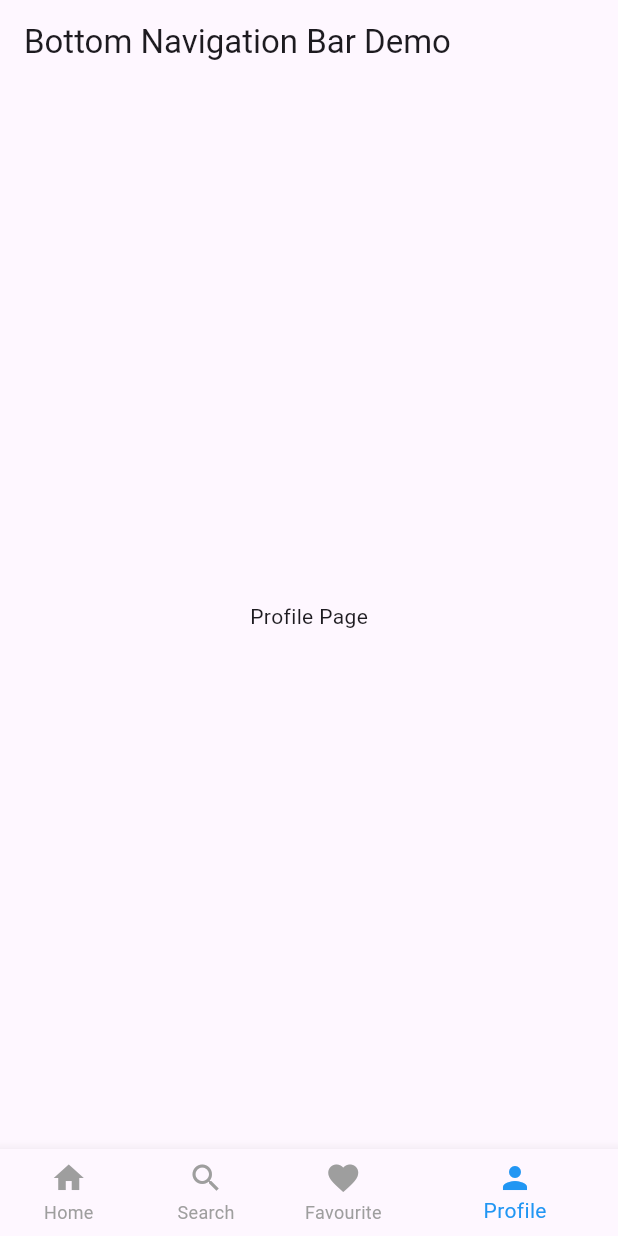
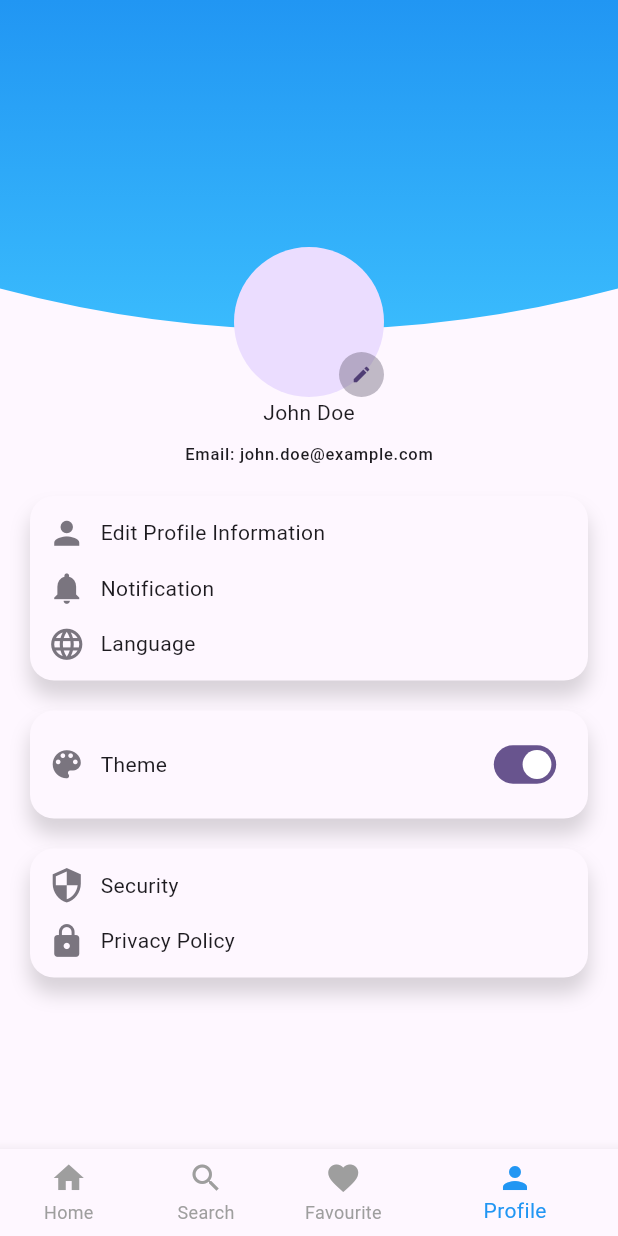
Before and after one commit to abdalazeez1/realState, a Flutter app: the BasePage screen opened by its route, item 4 of the bottom bar chosen, on a phone screen of 412 x 824 dp. Run offline on Flutter 3.47's test engine with Material 2 defaults, Android fonts, the phone set to English and light mode, and no system bars; our stand-ins replace bloc, flutter_svg, go_router, pinput.

Commit message:
finish design profile

```diff
--- a/lib/feature/base/view/base.dart
+++ b/lib/feature/base/view/base.dart
@@ -1,5 +1,6 @@
 import 'package:flutter/material.dart';
 import 'package:go_router/go_router.dart';
+import 'package:realstate/feature/profile/view/profile_screen.dart';
 
 import '../../app.dart';
 
@@ -15,7 +16,7 @@ class BasePage extends StatefulWidget {
       const MyHomePage(),
       const Text('Search Page'),
       const Text('Favourite Page'),
-      const Text('Profile Page'),
+      ProfileScreen(),
     ];
 
   @override
@@ -34,7 +35,7 @@ class _BasePageState extends State<BasePage> {
     @override
     Widget build(BuildContext context) {
       return Scaffold(
-        appBar: AppBar(
+        appBar:_selectedIndex == 3 ? null:  AppBar(
           title: const Text('Bottom Navigation Bar Demo'),
         ),
         body: Center(
--- /dev/null
+++ b/lib/feature/profile/view/profile_screen.dart
@@ -0,0 +1,269 @@
+import 'package:flutter/material.dart';
+
+import '../../../constant.dart';
+
+class ProfileScreen extends StatelessWidget {
+  @override
+  Widget build(BuildContext context) {
+    return Scaffold(
+      body: Column(
+        crossAxisAlignment: CrossAxisAlignment.stretch,
+        children: [
+          // Background with Bezier Curve
+          TopImageProfile(),
+
+          Padding(
+            padding: const EdgeInsets.symmetric(vertical: 20, horizontal: kPage + 8),
+            child: Center(
+              child: Text(
+                'Email: john.doe@example.com',
+                style: Theme.of(context).textTheme.labelSmall,
+              ),
+            ),
+          ),
+          // // Cards Section
+          Padding(
+            padding: const EdgeInsets.symmetric(horizontal: kPage),
+            child: Column(
+              children: [
+                BorderStyleProfile(
+                    child: Column(
+                  mainAxisAlignment: MainAxisAlignment.spaceEvenly,
+                  children: [
+                    ProfileButton(
+                      isTop: true,
+                      icon: Icons.person,
+                      label: 'Edit Profile Information',
+                      onTap: () {
+                        // Add your edit profile information logic here
+                      },
+                    ),
+                    ProfileButton(
+                      icon: Icons.notifications,
+                      label: 'Notification',
+                      onTap: () {
+                        // Add your notification logic here
+                      },
+
+                    ),
+                    ProfileButton(
+                      icon: Icons.language,
+                      label: 'Language',
+                      onTap: () {
+                        // Add your language selection logic here
+                      },
+                    ),
+                  ],
+                )),
+                SizedBox(height: 20),
+                // Theme Section
+                BorderStyleProfile(
+                  child: ProfileButton(
+                    leading: Transform.scale(
+                        scale: 0.8,
+                        child: Switch(
+                          value: true,
+                          onChanged: (v) {},
+                        )),
+                    isTop: true,
+                    icon: Icons.color_lens,
+                    label: 'Theme',
+                    onTap: () {
+                      // Add your edit profile information logic here
+                    },
+                  ),
+                ),
+                SizedBox(height: 20),
+                BorderStyleProfile(
+                  child: Column(
+                    children: [
+                      ProfileButton(
+                        isTop: true,
+                        icon: Icons.security,
+                        label: 'Security',
+                        onTap: () {
+                          // Add your edit profile information logic here
+                        },
+                      ),
+                      ProfileButton(
+                        icon: Icons.lock,
+                        label: 'Privacy Policy',
+                        onTap: () {
+                          // Add your edit profile information logic here
+                        },
+                      ),
+                    ],
+                  ),
+                ),
+              ],
+            ),
+          ),
+        ],
+      ),
+    );
+  }
+}
+
+class BorderStyleProfile extends StatelessWidget {
+  const BorderStyleProfile({
+    super.key,
+    required this.child,
+  });
+
+  final Widget child;
+
+  @override
+  Widget build(BuildContext context) {
+    return Container(
+      decoration: BoxDecoration(
+          // border: Border.all(color: Theme.of(context).colorScheme.outlineVariant),
+          borderRadius: BorderRadius.circular(16),
+          color: Theme.of(context).colorScheme.background,
+          boxShadow: [
+            BoxShadow(
+                color: Theme.of(context).colorScheme.shadow.withOpacity(0.15),
+                spreadRadius: 0.4,
+                offset: Offset(0, 10),
+                blurRadius: 10)
+          ]),
+      padding: const EdgeInsets.all(12),
+      child: child,
+    );
+  }
+}
+
+class TopImageProfile extends StatelessWidget {
+  const TopImageProfile({
+    super.key,
+  });
+
+  @override
+  Widget build(BuildContext context) {
+    return SizedBox(
+      height: MediaQuery.of(context).size.height / 3,
+      child: Stack(
+        clipBehavior: Clip.none,
+        children: [
+          ClipPath(
+            clipper: BackgroundClipper(),
+            child: Container(
+              decoration: const BoxDecoration(
+                gradient: LinearGradient(
+                  colors: [
+                    Colors.blue,
+                    Colors.lightBlueAccent,
+                  ],
+                  begin: Alignment.topCenter,
+                  end: Alignment.bottomCenter,
+                ),
+              ),
+            ),
+          ),
+          Positioned(
+            bottom: -10,
+            left: 0,
+            right: 0,
+            child: Column(
+              children: [
+                Stack(
+                  alignment: Alignment.center,
+                  children: [
+                    CircleAvatar(
+                      radius: 50,
+                      child: Align(
+                        alignment: Alignment.bottomRight,
+                        child: Container(
+                          width: 30,
+                          height: 30,
+                          decoration: BoxDecoration(
+                            color: Theme.of(context).colorScheme.secondary.withOpacity(0.4),
+                            shape: BoxShape.circle,
+                          ),
+                          child: IconButton(
+                            onPressed: () {
+                              // Add your edit profile logic here
+                            },
+                            icon: const FittedBox(child: Icon(Icons.edit)),
+                          ),
+                        ),
+                      ),
+                    ),
+                  ],
+                ),
+                Text(
+                  'John Doe',
+                  style: Theme.of(context).textTheme.bodyMedium,
+                ),
+              ],
+            ),
+          ),
+        ],
+      ),
+    );
+  }
+} // Custom Clipper for the Background with Bezier Curve
+
+class BackgroundClipper extends CustomClipper<Path> {
+  @override
+  Path getClip(Size size) {
+    final path = Path();
+    path.lineTo(0, size.height * 0.7);
+    path.quadraticBezierTo(size.width / 2, size.height * 0.9, size.width, size.height * 0.7);
+    path.lineTo(size.width, 0);
+    return path;
+  }
+
+  @override
+  bool shouldReclip(covariant CustomClipper<Path> oldClipper) => false;
+}
+
+// Custom Button Widget for Profile Screen
+class ProfileButton extends StatelessWidget {
+  final IconData icon;
+  final String label;
+  final Function onTap;
+  final bool isTop;
+  final Widget? leading;
+
+  const ProfileButton({
+    Key? key,
+    required this.icon,
+    required this.label,
+    required this.onTap,
+    this.isTop = false,
+    this.leading,
+  }) : super(key: key);
+
+  @override
+  Widget build(BuildContext context) {
+    return GestureDetector(
+      onTap: () => onTap(),
+      child: Padding(
+        padding: EdgeInsets.only(top: isTop ? 0 : 12),
+        child: Row(
+          children: [
+            Row(
+              children: [
+                Icon(
+                  icon,
+                  size: 25,
+                  color: Theme.of(context).colorScheme.outline,
+                ),
+                const SizedBox(
+                  width: 10,
+                ),
+                Text(
+                  label,
+                  style: Theme.of(context).textTheme.bodyMedium,
+                  textAlign: TextAlign.center,
+                ),
+              ],
+            ),
+            if (leading != null) Spacer(),
+            if (leading != null) leading!,
+          ],
+        ),
+      ),
+    );
+  }
+}
```
Also changed, not shown: lib/feature/profile/to.dart (added).
